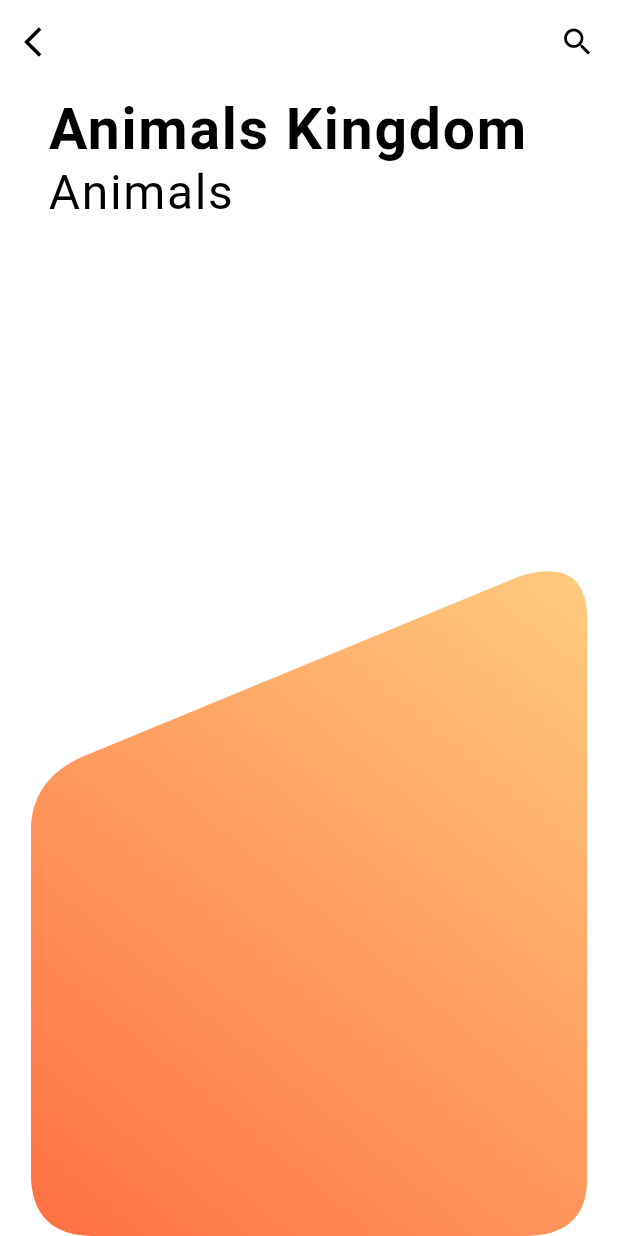
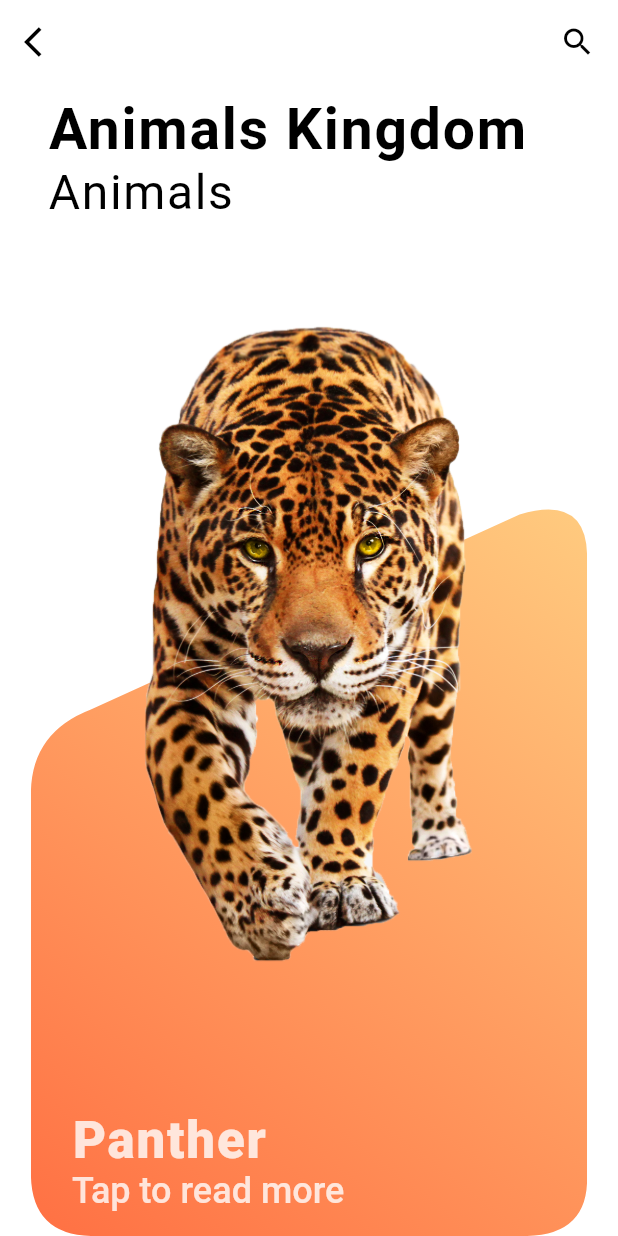
Before and after one commit to AymenSoft/AnimalsKingdom, a Flutter app: the screen it shows after launch, on a phone screen of 412 x 824 dp. Run offline on Flutter 3.47's test engine with Material 2 defaults, Android fonts, the phone set to English and light mode, and no system bars; Roboto replaces fonts that are missing (WorkSans).

Commit message:
create animal details screen

```diff
--- a/lib/widgets/animal_widget.dart
+++ b/lib/widgets/animal_widget.dart
@@ -1,38 +1,61 @@
 import 'package:animals_app/models/animals_model.dart';
+import 'package:animals_app/screens/animal_details.dart';
+import 'package:animals_app/values/styles.dart';
 import 'package:flutter/material.dart';
 
 class AnimalWidget extends StatelessWidget {
   @override
   Widget build(BuildContext context) {
-
     final screenHeight = MediaQuery.of(context).size.height;
     final screenWidth = MediaQuery.of(context).size.width;
 
-    return Stack(
-        children: [
+    return InkWell(
+      onTap: () {
+        Navigator.push(
+          context,
+          MaterialPageRoute(builder: (context) => AnimalDetails(animal: animalsModel[0])),
+        );
+      },
+      child: Stack(children: <Widget>[
         Align(
           alignment: Alignment.bottomCenter,
           child: ClipPath(
             clipper: BackgroundClipper(),
             child: Container(
-                width:0.9 * screenWidth,
-                height:0.55 * screenHeight,
+              width: 0.9 * screenWidth,
+              height: 0.6 * screenHeight,
               decoration: BoxDecoration(
                   gradient: LinearGradient(
                       colors: animalsModel[0].colors,
                       begin: Alignment.topRight,
-                        end: Alignment.bottomLeft
-                    )
+                      end: Alignment.bottomLeft)),
             ),
           ),
         ),
+        Align(
+          alignment: Alignment(0, -0.5),
+          child: Image.asset(
+            animalsModel[0].picture,
+            height: screenHeight * 0.55,
           ),
-        ]
+        ),
+        Padding(
+          padding: const EdgeInsets.only(left: 48, bottom: 16),
+          child: Column(
+            crossAxisAlignment: CrossAxisAlignment.start,
+            mainAxisAlignment: MainAxisAlignment.end,
+            children: <Widget>[
+              Text(animalsModel[0].name, style: AppTheme.heading),
+              Text('Tap to read more', style: AppTheme.subHeading)
+            ],
+          ),
+        )
+      ]),
     );
   }
 }
 
-class BackgroundClipper extends CustomClipper<Path>{
+class BackgroundClipper extends CustomClipper<Path> {
   @override
   getClip(Size size) {
     Path path = Path();
@@ -42,9 +65,11 @@ class BackgroundClipper extends CustomClipper<Path>{
     path.lineTo(0, size.height - curveDistance);
     path.quadraticBezierTo(1, size.height - 1, 0 + curveDistance, size.height);
     path.lineTo(size.width - curveDistance, size.height);
-    path.quadraticBezierTo(size.width + 1, size.height - 1, size.width, size.height - curveDistance);
+    path.quadraticBezierTo(size.width + 1, size.height - 1, size.width,
+        size.height - curveDistance);
     path.lineTo(size.width, 0 + curveDistance);
-    path.quadraticBezierTo(size.width - 1, 0, size.width - curveDistance - 5, 0 + curveDistance / 3);
+    path.quadraticBezierTo(size.width - 1, 0, size.width - curveDistance - 5,
+        0 + curveDistance / 3);
     path.lineTo(curveDistance, size.height * 0.29);
     path.quadraticBezierTo(1, (size.height * 0.30) + 10, 0, size.height * 0.4);
 
@@ -55,5 +80,4 @@ class BackgroundClipper extends CustomClipper<Path>{
   bool shouldReclip(CustomClipper oldClipper) {
     return true;
   }
-
 }
```
Also changed, not shown: lib/screens/animal_details.dart (added, +54 -0 lines). Lines whose indentation alone changed are shown as unchanged.
